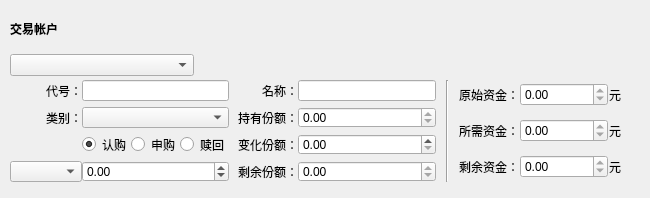
Qt form myExchangeFormMoneyUp.ui (Imrono/myFinance) before a commit.
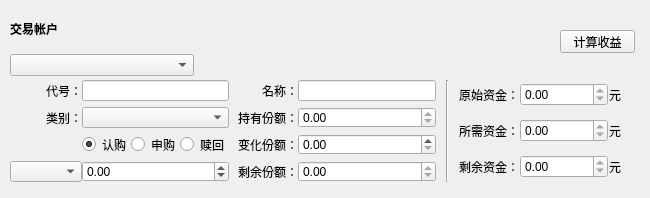
The same form after that commit.

The edit to the form file:
```diff
--- a/myExchangeFormMoneyUp.ui
+++ b/myExchangeFormMoneyUp.ui
@@ -380,6 +380,19 @@
     </item>
    </layout>
   </widget>
+  <widget class="QPushButton" name="calcBenefitButton">
+   <property name="geometry">
+    <rect>
+     <x>560</x>
+     <y>30</y>
+     <width>75</width>
+     <height>23</height>
+    </rect>
+   </property>
+   <property name="text">
+    <string>计算收益</string>
+   </property>
+  </widget>
  </widget>
  <resources/>
  <connections/>
```
